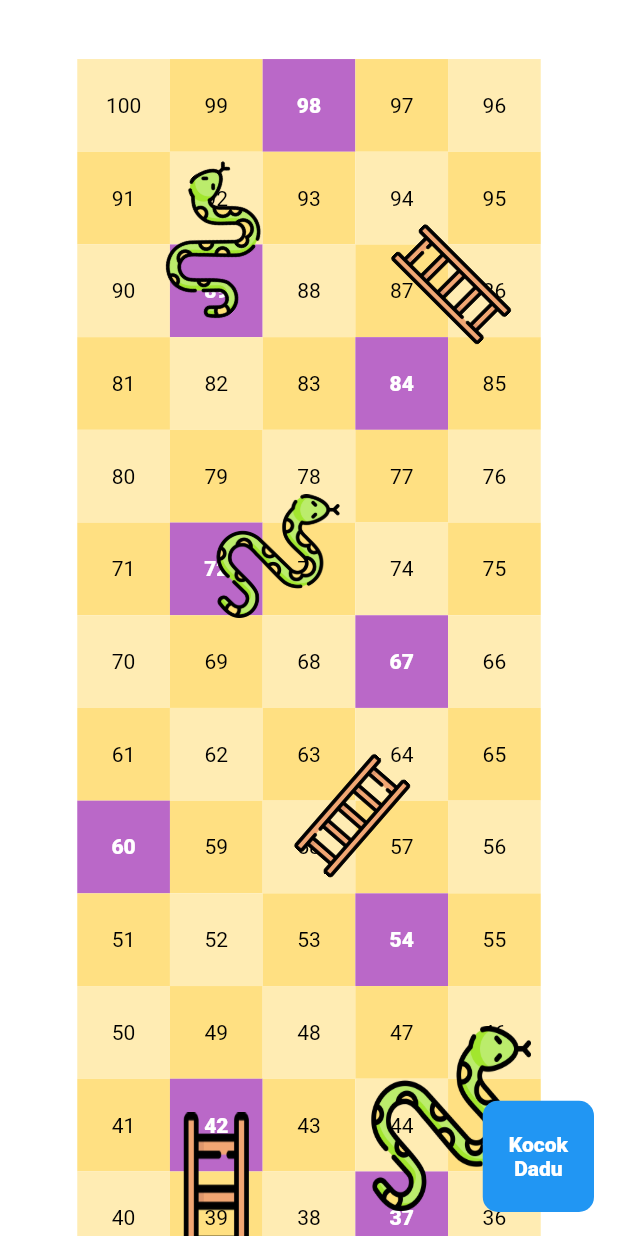
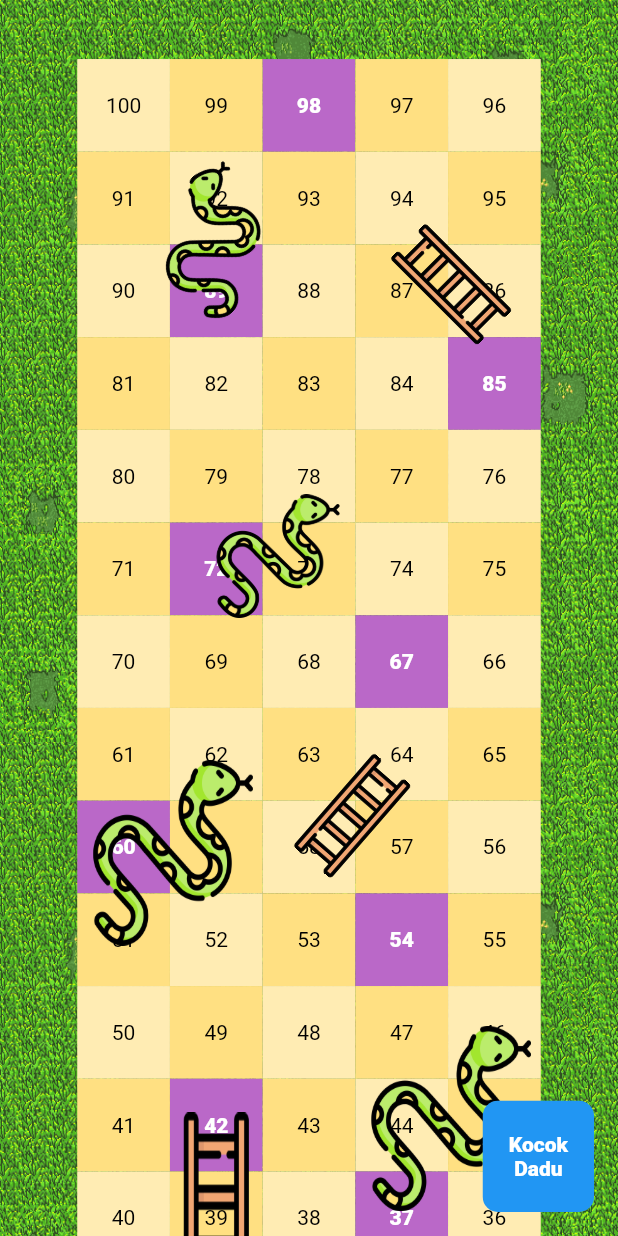
Before and after one commit to dafageraldine/flutter_games, a Flutter app: the screen it shows after launch, on a phone screen of 412 x 824 dp. Run offline on Flutter 3.47's test engine with Material 2 defaults, Android fonts, the light colour scheme and no system bars; our stand-ins replace flutter_screenutil, get, lottie.

Commit message:
added grass

```diff
--- a/lib/controller/homecontroller.dart
+++ b/lib/controller/homecontroller.dart
@@ -34,12 +34,13 @@ class HomeController extends GetxController {
   RxString player = "m".obs;
   var listNumberpunishment = [
     4,
-    13,
+    11,
+    18,
     25,
     37,
     60,
     72,
-    84,
+    85,
     98,
     89,
     42,
@@ -54,6 +55,7 @@ class HomeController extends GetxController {
   showDiceAnimation(int dice, bool bools) {
     Get.dialog(
         AlertDialog(
+          backgroundColor: Colors.transparent,
           content: DiceRoller(
             dice: dice,
           ),
--- a/lib/home.dart
+++ b/lib/home.dart
@@ -20,6 +20,33 @@ class Home extends StatelessWidget {
             child: Obx(
           () => Stack(
             children: [
+              //grass
+              Column(
+                children: [
+                  Image.asset(
+                    "assets/image/grass.png",
+                    width: 1.sw,
+                    height: 0.6.sh,
+                    fit: BoxFit.fill,
+                  ),
+                  Image.asset(
+                    "assets/image/grass.png",
+                    width: 1.sw,
+                    height: 0.6.sh,
+                    fit: BoxFit.fill,
+                  ),
+                  Transform.rotate(
+                    angle: 180 * (3.1415926535 / 180),
+                    child: Image.asset(
+                      "assets/image/grass.png",
+                      width: 1.sw,
+                      height: 0.5.sh,
+                      fit: BoxFit.fill,
+                    ),
+                  ),
+                ],
+              ),
+              //block
               Column(children: [
                 0.04.sh.verticalSpace,
                 ListView.builder(
@@ -70,6 +97,7 @@ class Home extends StatelessWidget {
                 ),
                 0.04.sh.verticalSpace,
               ]),
+              //fireworks
               _homeController.diceCondition.value == 100 ||
                       _homeController.diceConditionf.value == 100
                   ? Padding(
@@ -97,7 +125,7 @@ class Home extends StatelessWidget {
               _homeController.diceCondition.value == 100 ||
                       _homeController.diceConditionf.value == 100
                   ? Padding(
-                      padding: EdgeInsets.only(top: 1.2.sh),
+                      padding: EdgeInsets.only(top: 1.05.sh),
                       child: Center(
                           child: Lottie.asset("assets/lottie/fireworks.json")),
                     )
@@ -181,6 +209,30 @@ class Home extends StatelessWidget {
                     fit: BoxFit.fill,
                   ),
                 ),
+              ),
+              Padding(
+                padding: EdgeInsets.only(left: 0.15.sw, top: 1.2.sh),
+                child: Transform.rotate(
+                  angle: 0,
+                  child: Image.asset(
+                    "assets/image/snakes.png",
+                    width: 0.26.sw,
+                    height: 0.15.sh,
+                    fit: BoxFit.fill,
+                  ),
+                ),
+              ),
+              Padding(
+                padding: EdgeInsets.only(left: 0.15.sw, top: 0.615.sh),
+                child: Transform.rotate(
+                  angle: 0,
+                  child: Image.asset(
+                    "assets/image/snakes.png",
+                    width: 0.26.sw,
+                    height: 0.15.sh,
+                    fit: BoxFit.fill,
+                  ),
+                ),
               )
             ],
           ),
--- a/lib/widgets/diceroller.dart
+++ b/lib/widgets/diceroller.dart
@@ -9,13 +9,18 @@ class DiceRoller extends StatelessWidget {
   @override
   Widget build(BuildContext context) {
     return SizedBox(
-        width: 0.8.sw,
+        width: 0.2.sw,
         height: 0.3.sh,
         child: Stack(children: [
           Center(
               child: dice == 0
                   ? Lottie.asset("assets/lottie/dice.json")
-                  : Image.asset("assets/image/dice$dice.png"))
+                  : Container(
+                      decoration: BoxDecoration(
+                        borderRadius: BorderRadius.circular(24),
+                        color: Colors.white,
+                      ),
+                      child: Image.asset("assets/image/dice$dice.png")))
         ]));
   }
 }
```
Also changed, not shown: assets/image/grass.png (added).
